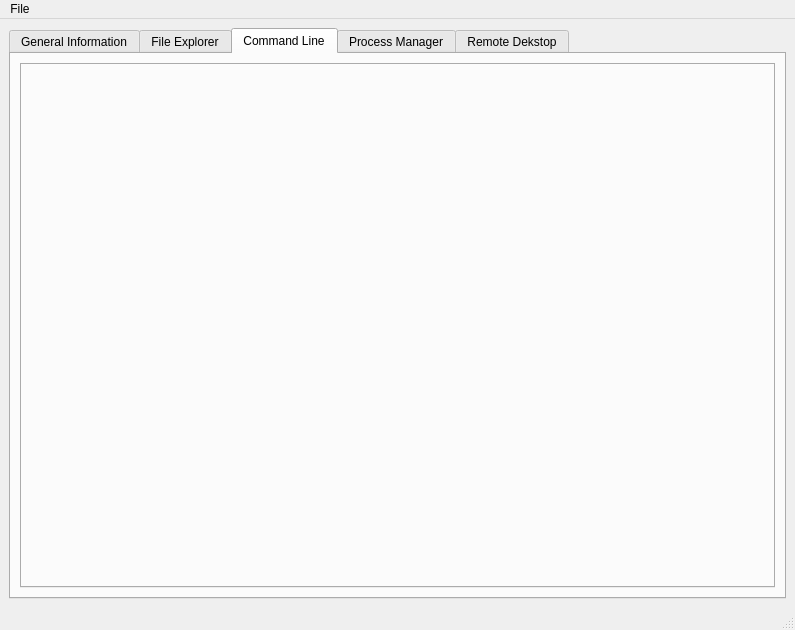
Above: PyUIC/untitlednew.ui from CommRogue/NetAdmin before the change. Below: the same form after it.
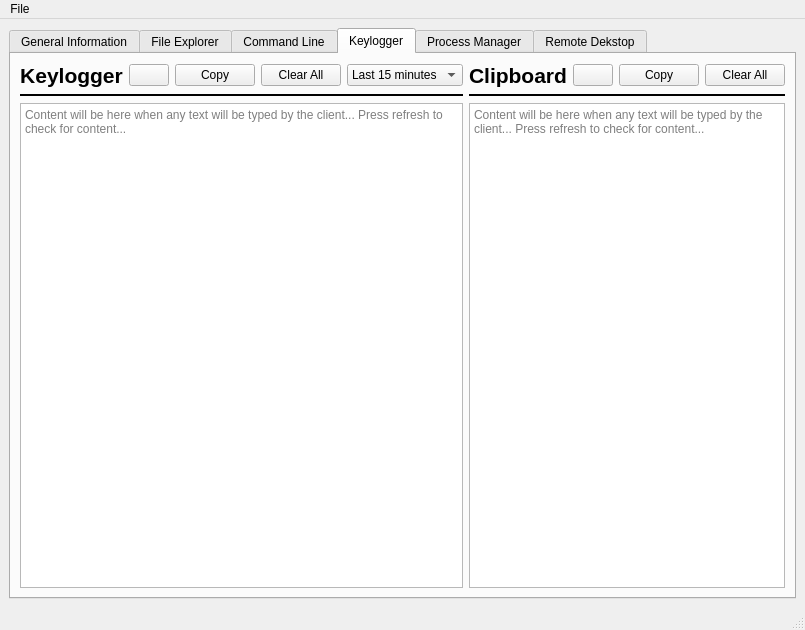
That is the form after the change. Icons and pictures are not drawn. Custom widgets are drawn as their Qt base class.

The edit to the form file:
```diff
--- a/PyUIC/untitlednew.ui
+++ b/PyUIC/untitlednew.ui
@@ -18,7 +18,7 @@
     <item>
      <widget class="QTabWidget" name="TabContainer">
       <property name="currentIndex">
-       <number>2</number>
+       <number>3</number>
       </property>
       <widget class="QWidget" name="ConnectionInformationTab">
        <attribute name="title">
@@ -487,6 +487,238 @@
         </item>
        </layout>
       </widget>
+      <widget class="QWidget" name="keyloggerTab">
+       <attribute name="title">
+        <string>Keylogger</string>
+       </attribute>
+       <layout class="QHBoxLayout" name="horizontalLayout_14" stretch="2,1">
+        <item>
+         <layout class="QVBoxLayout" name="verticalLayout_15" stretch="0,0,0">
+          <item>
+           <layout class="QHBoxLayout" name="horizontalLayout_13" stretch="0,0,0,0,0,0">
+            <item>
+             <widget class="QLabel" name="keyloggerTitleLabel">
+              <property name="text">
+               <string>&lt;html&gt;&lt;head/&gt;&lt;body&gt;&lt;p align=&quot;center&quot;&gt;&lt;span style=&quot; font-size:16pt; font-weight:600;&quot;&gt;Keylogger&lt;/span&gt;&lt;/p&gt;&lt;/body&gt;&lt;/html&gt;</string>
+              </property>
+             </widget>
+            </item>
+            <item>
+             <spacer name="keyloggerSpacer">
+              <property name="orientation">
+               <enum>Qt::Horizontal</enum>
+              </property>
+              <property name="sizeHint" stdset="0">
+               <size>
+                <width>40</width>
+                <height>20</height>
+               </size>
+              </property>
+             </spacer>
+            </item>
+            <item>
+             <widget class="QPushButton" name="pushButton_5">
+              <property name="text">
+               <string/>
+              </property>
+              <property name="icon">
+               <iconset resource="../source/server/resources/resources.qrc">
+                <normaloff>:/images/refresh-2-64 (1).ico</normaloff>:/images/refresh-2-64 (1).ico</iconset>
+              </property>
+             </widget>
+            </item>
+            <item>
+             <widget class="QPushButton" name="keyloggerCopyButton">
+              <property name="text">
+               <string>Copy</string>
+              </property>
+             </widget>
+            </item>
+            <item>
+             <widget class="QPushButton" name="keyloggerClearButton">
+              <property name="text">
+               <string>Clear All</string>
+              </property>
+             </widget>
+            </item>
+            <item>
+             <widget class="QComboBox" name="keyloggerComboBox">
+              <property name="sizePolicy">
+               <sizepolicy hsizetype="Fixed" vsizetype="Fixed">
+                <horstretch>0</horstretch>
+                <verstretch>0</verstretch>
+               </sizepolicy>
+              </property>
+              <item>
+               <property name="text">
+                <string>Last 15 minutes</string>
+               </property>
+              </item>
+              <item>
+               <property name="text">
+                <string>Last hour</string>
+               </property>
+              </item>
+              <item>
+               <property name="text">
+                <string>Last 6 hours</string>
+               </property>
+              </item>
+              <item>
+               <property name="text">
+                <string>Last day </string>
+               </property>
+              </item>
+              <item>
+               <property name="text">
+                <string>Last week</string>
+               </property>
+              </item>
+              <item>
+               <property name="text">
+                <string>Last month</string>
+               </property>
+              </item>
+             </widget>
+            </item>
+           </layout>
+          </item>
+          <item>
+           <widget class="Line" name="keyloggerLine">
+            <property name="sizePolicy">
+             <sizepolicy hsizetype="Preferred" vsizetype="Preferred">
+              <horstretch>0</horstretch>
+              <verstretch>0</verstretch>
+             </sizepolicy>
+            </property>
+            <property name="frameShadow">
+             <enum>QFrame::Plain</enum>
+            </property>
+            <property name="lineWidth">
+             <number>2</number>
+            </property>
+            <property name="midLineWidth">
+             <number>0</number>
+            </property>
+            <property name="orientation">
+             <enum>Qt::Horizontal</enum>
+            </property>
+           </widget>
+          </item>
+          <item>
+           <widget class="QTextEdit" name="keyloggerTextEdit">
+            <property name="sizePolicy">
+             <sizepolicy hsizetype="Preferred" vsizetype="Expanding">
+              <horstretch>0</horstretch>
+              <verstretch>0</verstretch>
+             </sizepolicy>
+            </property>
+            <property name="readOnly">
+             <bool>true</bool>
+            </property>
+            <property name="placeholderText">
+             <string>Content will be here when any text will be typed by the client... Press refresh to check for content...</string>
+            </property>
+           </widget>
+          </item>
+         </layout>
+        </item>
+        <item>
+         <layout class="QVBoxLayout" name="verticalLayout_14" stretch="0,0,0">
+          <item>
+           <layout class="QHBoxLayout" name="horizontalLayout_11">
+            <item>
+             <widget class="QLabel" name="clipboardTitleLabel">
+              <property name="text">
+               <string>&lt;html&gt;&lt;head/&gt;&lt;body&gt;&lt;p align=&quot;center&quot;&gt;&lt;span style=&quot; font-size:16pt; font-weight:600;&quot;&gt;Clipboard&lt;/span&gt;&lt;/p&gt;&lt;/body&gt;&lt;/html&gt;</string>
+              </property>
+             </widget>
+            </item>
+            <item>
+             <spacer name="clipboardSpacer">
+              <property name="orientation">
+               <enum>Qt::Horizontal</enum>
+              </property>
+              <property name="sizeHint" stdset="0">
+               <size>
+                <width>40</width>
+                <height>20</height>
+               </size>
+              </property>
+             </spacer>
+            </item>
+            <item>
+             <widget class="QPushButton" name="clipboardRefreshButton">
+              <property name="text">
+               <string/>
+              </property>
+              <property name="icon">
+               <iconset resource="../source/server/resources/resources.qrc">
+                <normaloff>:/images/refresh-2-64 (1).ico</normaloff>:/images/refresh-2-64 (1).ico</iconset>
+              </property>
+             </widget>
+            </item>
+            <item>
+             <widget class="QPushButton" name="clipboardCopyButton">
+              <property name="text">
+               <string>Copy</string>
+              </property>
+             </widget>
+            </item>
+            <item>
+             <widget class="QPushButton" name="clipboardClearButton">
+              <property name="text">
+               <string>Clear All</string>
+              </property>
+             </widget>
+            </item>
+           </layout>
+          </item>
+          <item>
+           <widget class="Line" name="clipboardLine">
+            <property name="sizePolicy">
+             <sizepolicy hsizetype="Preferred" vsizetype="Preferred">
+              <horstretch>0</horstretch>
+              <verstretch>0</verstretch>
+             </sizepolicy>
+            </property>
+            <property name="frameShadow">
+             <enum>QFrame::Plain</enum>
+            </property>
+            <property name="lineWidth">
+             <number>2</number>
+            </property>
+            <property name="midLineWidth">
+             <number>0</number>
+            </property>
+            <property name="orientation">
+             <enum>Qt::Horizontal</enum>
+            </property>
+           </widget>
+          </item>
+          <item>
+           <widget class="QTextEdit" name="clipboardTextEdit">
+            <property name="sizePolicy">
+             <sizepolicy hsizetype="Preferred" vsizetype="Expanding">
+              <horstretch>0</horstretch>
+              <verstretch>0</verstretch>
+             </sizepolicy>
+            </property>
+            <property name="readOnly">
+             <bool>true</bool>
+            </property>
+            <property name="overwriteMode">
+             <bool>false</bool>
+            </property>
+            <property name="placeholderText">
+             <string>Content will be here when any text will be typed by the client... Press refresh to check for content...</string>
+            </property>
+           </widget>
+          </item>
+         </layout>
+        </item>
+       </layout>
+      </widget>
       <widget class="QWidget" name="ProcessManagerTab">
        <attribute name="title">
         <string>Process Manager</string>
```
Left out of the diff: 29 changed lines with no effect on the pictures.
